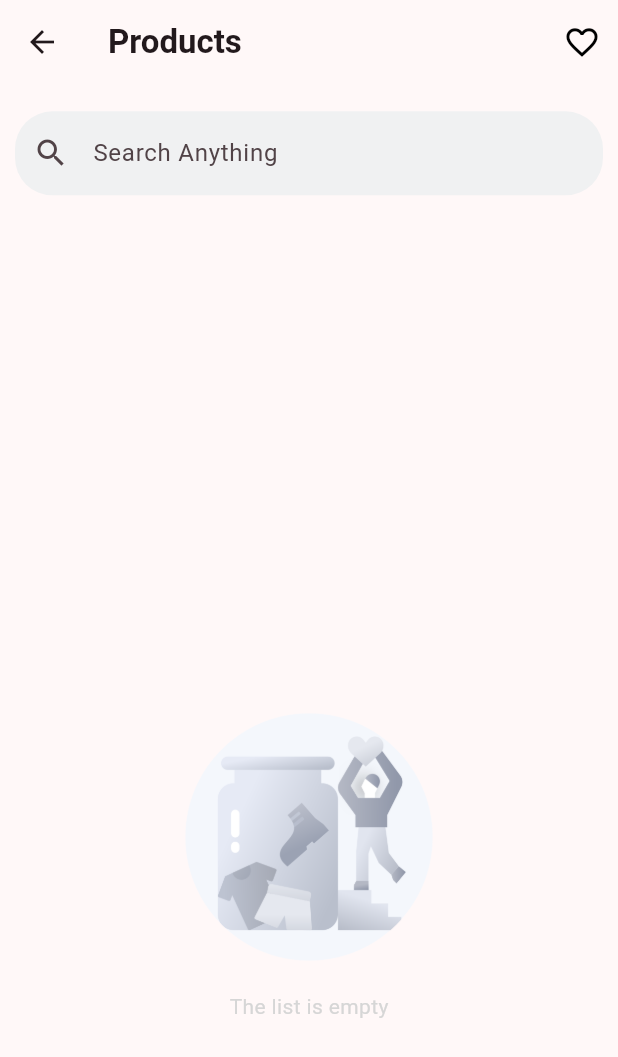
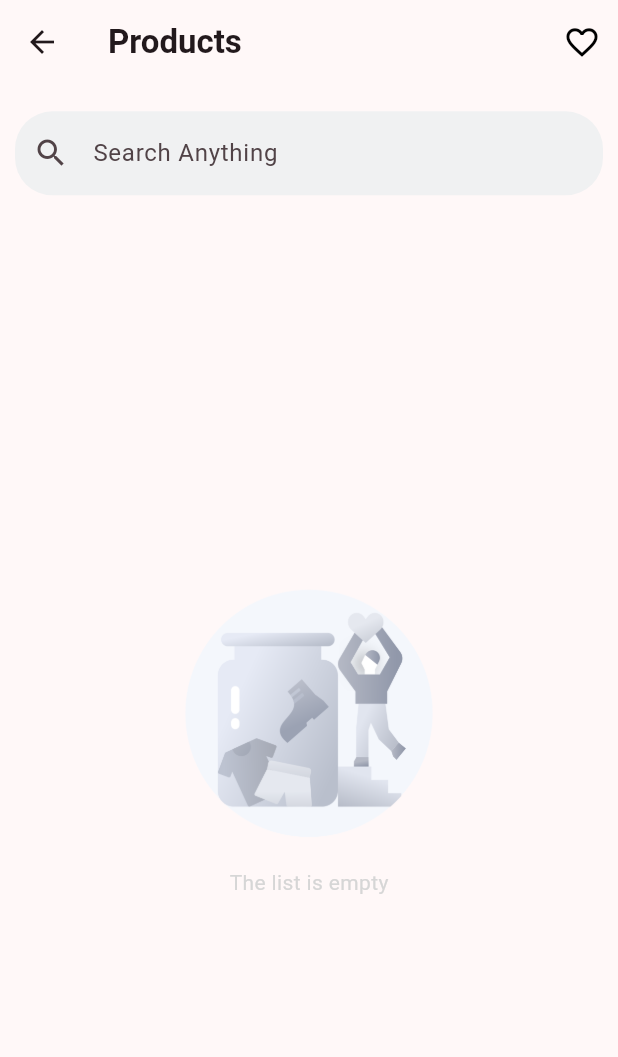
Before and after one commit to 8123-molina/fakestore_dhyonemolina, a Flutter app: the HomePage screen opened by its route, on a phone screen of 412 x 824 dp. Shown: the top 1057 px of the screen. Run offline on Flutter 3.47's test engine with Material 2 defaults, Android fonts, the phone set to English and light mode, and no system bars; our stand-ins replace dio, shared_preferences; accounts and stored records are empty; network calls fail; Roboto replaces fonts that are missing (Poppins).

Commit message:
ajuste de layout

```diff
--- a/lib/src/pages/home_page.dart
+++ b/lib/src/pages/home_page.dart
@@ -104,7 +104,7 @@ class _HomePageState extends State<HomePage> {
         _productController.getProduct();
       },
       child: SizedBox(
-        height: screenSize.height,
+        height: screenSize.height * 0.8,
         child: AnimatedBuilder(
           animation: Listenable.merge([
             _productController.isLoading,
```
